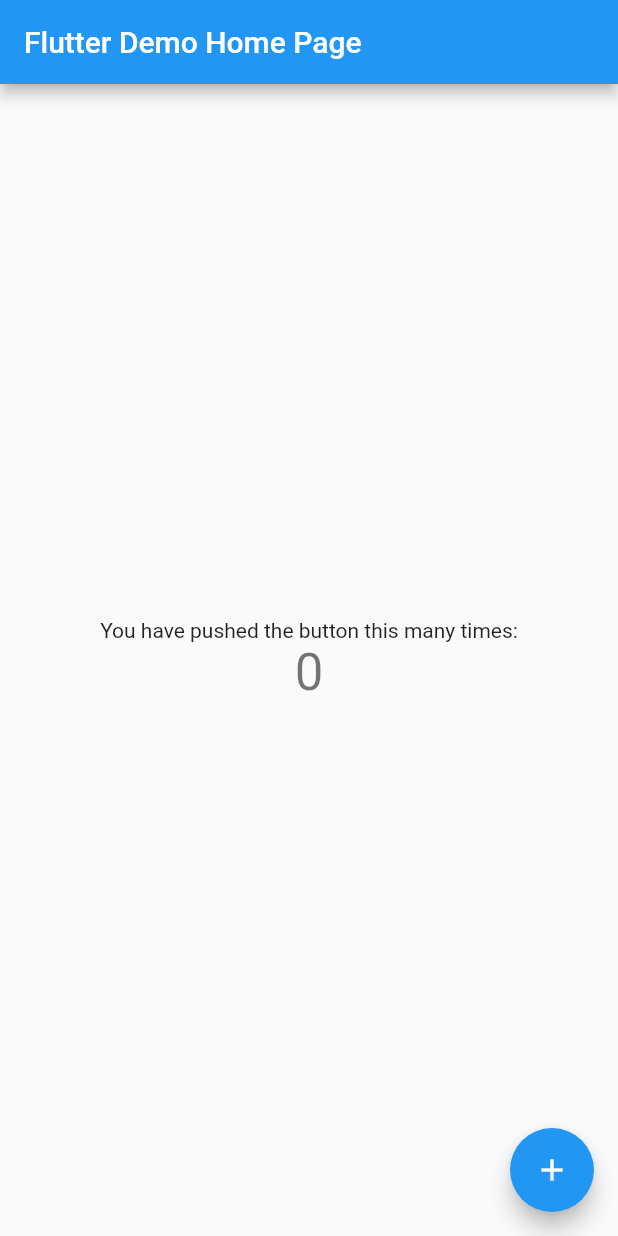
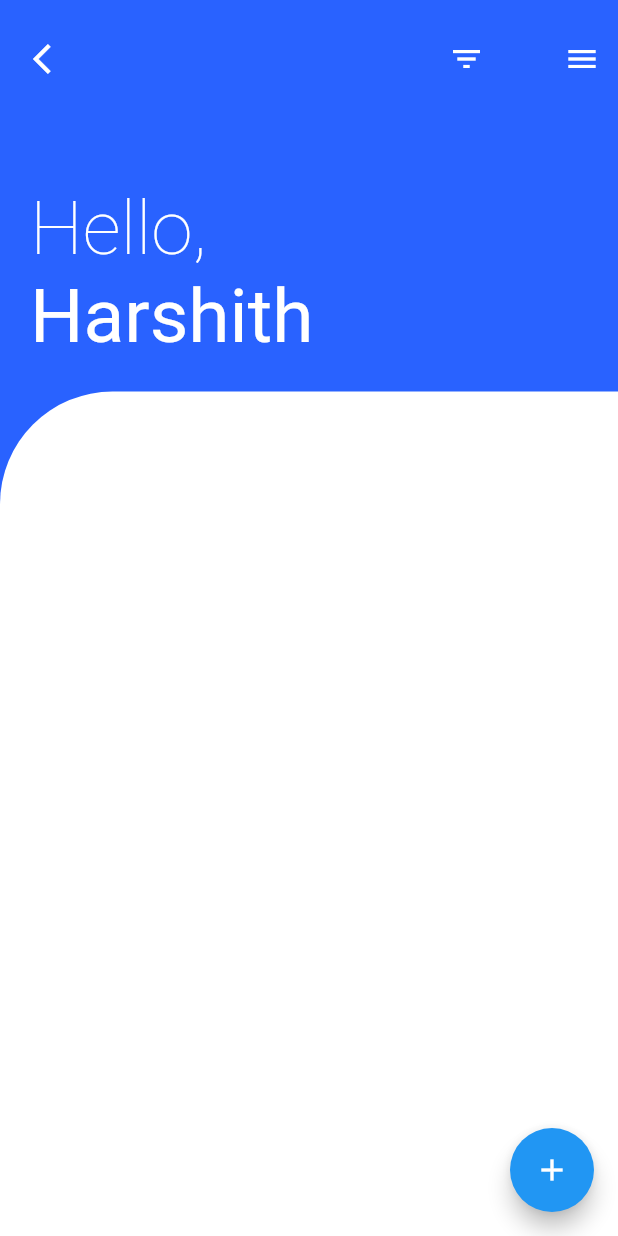
Before and after one commit to harshithva/Tasks, a Flutter app: the screen it shows after launch, on a phone screen of 412 x 824 dp. Run offline on Flutter 3.47's test engine with Material 2 defaults, Android fonts, the phone set to English and light mode, and no system bars.

Commit message:
Top buttons created

```diff
--- a/lib/main.dart
+++ b/lib/main.dart
@@ -1,4 +1,5 @@
 import 'package:flutter/material.dart';
+import 'package:todo/pages/home.dart';
 
 void main() {
   runApp(MyApp());
@@ -10,108 +11,12 @@ class MyApp extends StatelessWidget {
   Widget build(BuildContext context) {
     return MaterialApp(
       title: 'Flutter Demo',
+      debugShowCheckedModeBanner: false,
       theme: ThemeData(
-        // This is the theme of your application.
-        //
-        // Try running your application with "flutter run". You'll see the
-        // application has a blue toolbar. Then, without quitting the app, try
-        // changing the primarySwatch below to Colors.green and then invoke
-        // "hot reload" (press "r" in the console where you ran "flutter run",
-        // or simply save your changes to "hot reload" in a Flutter IDE).
-        // Notice that the counter didn't reset back to zero; the application
-        // is not restarted.
         primarySwatch: Colors.blue,
-        // This makes the visual density adapt to the platform that you run
-        // the app on. For desktop platforms, the controls will be smaller and
-        // closer together (more dense) than on mobile platforms.
         visualDensity: VisualDensity.adaptivePlatformDensity,
       ),
-      home: MyHomePage(title: 'Flutter Demo Home Page'),
+      home: MyHomePage(title: 'Tasks App'),
     );
   }
 }
-
-class MyHomePage extends StatefulWidget {
-  MyHomePage({Key key, this.title}) : super(key: key);
-
-  // This widget is the home page of your application. It is stateful, meaning
-  // that it has a State object (defined below) that contains fields that affect
-  // how it looks.
-
-  // This class is the configuration for the state. It holds the values (in this
-  // case the title) provided by the parent (in this case the App widget) and
-  // used by the build method of the State. Fields in a Widget subclass are
-  // always marked "final".
-
-  final String title;
-
-  @override
-  _MyHomePageState createState() => _MyHomePageState();
-}
-
-class _MyHomePageState extends State<MyHomePage> {
-  int _counter = 0;
-
-  void _incrementCounter() {
-    setState(() {
-      // This call to setState tells the Flutter framework that something has
-      // changed in this State, which causes it to rerun the build method below
-      // so that the display can reflect the updated values. If we changed
-      // _counter without calling setState(), then the build method would not be
-      // called again, and so nothing would appear to happen.
-      _counter++;
-    });
-  }
-
-  @override
-  Widget build(BuildContext context) {
-    // This method is rerun every time setState is called, for instance as done
-    // by the _incrementCounter method above.
-    //
-    // The Flutter framework has been optimized to make rerunning build methods
-    // fast, so that you can just rebuild anything that needs updating rather
-    // than having to individually change instances of widgets.
-    return Scaffold(
-      appBar: AppBar(
-        // Here we take the value from the MyHomePage object that was created by
-        // the App.build method, and use it to set our appbar title.
-        title: Text(widget.title),
-      ),
-      body: Center(
-        // Center is a layout widget. It takes a single child and positions it
-        // in the middle of the parent.
-        child: Column(
-          // Column is also a layout widget. It takes a list of children and
-          // arranges them vertically. By default, it sizes itself to fit its
-          // children horizontally, and tries to be as tall as its parent.
-          //
-          // Invoke "debug painting" (press "p" in the console, choose the
-          // "Toggle Debug Paint" action from the Flutter Inspector in Android
-          // Studio, or the "Toggle Debug Paint" command in Visual Studio Code)
-          // to see the wireframe for each widget.
-          //
-          // Column has various properties to control how it sizes itself and
-          // how it positions its children. Here we use mainAxisAlignment to
-          // center the children vertically; the main axis here is the vertical
-          // axis because Columns are vertical (the cross axis would be
-          // horizontal).
-          mainAxisAlignment: MainAxisAlignment.center,
-          children: <Widget>[
-            Text(
-              'You have pushed the button this many times:',
-            ),
-            Text(
-              '$_counter',
-              style: Theme.of(context).textTheme.headline4,
-            ),
-          ],
-        ),
-      ),
-      floatingActionButton: FloatingActionButton(
-        onPressed: _incrementCounter,
-        tooltip: 'Increment',
-        child: Icon(Icons.add),
-      ), // This trailing comma makes auto-formatting nicer for build methods.
-    );
-  }
-}
--- /dev/null
+++ b/lib/pages/home.dart
@@ -0,0 +1,152 @@
+import 'package:flutter/material.dart';
+import 'package:todo/variables.dart';
+
+class MyHomePage extends StatefulWidget {
+  MyHomePage({Key key, this.title}) : super(key: key);
+
+  final String title;
+
+  @override
+  _MyHomePageState createState() => _MyHomePageState();
+}
+
+class _MyHomePageState extends State<MyHomePage> {
+  @override
+  Widget build(BuildContext context) {
+    return Scaffold(
+      backgroundColor: primaryColor,
+      body: ListView(
+        children: <Widget>[
+          Padding(
+            padding: EdgeInsets.only(top: 15.0, left: 10.0),
+            child: Row(
+              mainAxisAlignment: MainAxisAlignment.spaceBetween,
+              children: <Widget>[
+                IconButton(
+                  icon: Icon(Icons.arrow_back_ios),
+                  color: Colors.white,
+                  onPressed: () {},
+                ),
+                Container(
+                  width: 125.0,
+                  child: Row(
+                    mainAxisAlignment: MainAxisAlignment.spaceBetween,
+                    children: <Widget>[
+                      IconButton(
+                        icon: Icon(Icons.filter_list),
+                        onPressed: () {},
+                        color: Colors.white,
+                      ),
+                      IconButton(
+                        icon: Icon(Icons.menu),
+                        onPressed: () {},
+                        color: Colors.white,
+                      )
+                    ],
+                  ),
+                )
+              ],
+            ),
+          ),
+          SizedBox(
+            height: 40.0,
+          ),
+          Padding(
+            padding: EdgeInsets.all(20),
+            child: Column(
+              mainAxisAlignment: MainAxisAlignment.start,
+              crossAxisAlignment: CrossAxisAlignment.start,
+              children: <Widget>[
+                Container(
+                  child: Text(
+                    "Hello,",
+                    style: TextStyle(
+                        fontSize: 50.0,
+                        color: Colors.white,
+                        fontWeight: FontWeight.w100),
+                  ),
+                ),
+                Container(
+                  child: Text(
+                    "Harshith",
+                    style: TextStyle(
+                        fontSize: 50.0,
+                        color: Colors.white,
+                        fontWeight: FontWeight.w400),
+                  ),
+                ),
+              ],
+            ),
+          ),
+          Container(
+            height: MediaQuery.of(context).size.height - 185,
+            decoration: BoxDecoration(
+                color: Colors.white,
+                borderRadius: BorderRadius.only(topLeft: Radius.circular(75))),
+          ),
+        ],
+      ),
+      floatingActionButton: FloatingActionButton(
+        onPressed: () {
+          print('hello');
+        },
+        tooltip: 'Increment',
+        child: Icon(Icons.add),
+      ), // This trailing comma makes auto-formatting nicer for build methods.
+    );
+  }
+
+  Widget _buildTaskItem(String imgPath, String taskName, String time) {
+    return Padding(
+      padding: EdgeInsets.only(left: 10.0, right: 10.0, top: 10.0),
+      child: InkWell(
+        onTap: () {},
+        child: Row(
+          mainAxisAlignment: MainAxisAlignment.spaceBetween,
+          children: <Widget>[
+            Container(
+              child: Row(
+                children: <Widget>[
+                  Hero(
+                    tag: imgPath,
+                    child: Image(
+                      image: AssetImage(imgPath),
+                      fit: BoxFit.cover,
+                      height: 75.0,
+                      width: 75.0,
+                    ),
+                  ),
+                  SizedBox(
+                    width: 10.0,
+                  ),
+                  Column(
+                    crossAxisAlignment: CrossAxisAlignment.start,
+                    children: <Widget>[
+                      Text(
+                        taskName,
+                        style: TextStyle(
+                            fontSize: 17.0, fontWeight: FontWeight.bold),
+                      ),
+                      Text(
+                        time,
+                        style: TextStyle(
+                            fontSize: 15.0,
+                            fontWeight: FontWeight.bold,
+                            color: Colors.grey),
+                      )
+                    ],
+                  )
+                ],
+              ),
+            ),
+            IconButton(
+              icon: Icon(Icons.add),
+              color: Colors.black,
+              onPressed: () {},
+            )
+          ],
+        ),
+      ),
+    );
+  }
+}
--- /dev/null
+++ b/lib/variables.dart
@@ -0,0 +1,9 @@
+import 'package:flutter/material.dart';
+
+// Colors
+// blue
+final Color primaryColor = const Color(0xFF2962FF);
+final Color primaryDarkColor = const Color(0xFF2b49c3);
+// orange
+final Color SecondaryColor = const Color(0xFFff7f51);
+// green
--- a/pubspec.yaml
+++ b/pubspec.yaml
@@ -45,8 +45,8 @@ flutter:
   uses-material-design: true
 
   # To add assets to your application, add an assets section, like this:
-  # assets:
-  #   - images/a_dot_burr.jpeg
+  assets:
+    - assets/
   #   - images/a_dot_ham.jpeg
 
   # An image asset can refer to one or more resolution-specific "variants", see
```
Also changed, not shown: assets/task.png (added).
